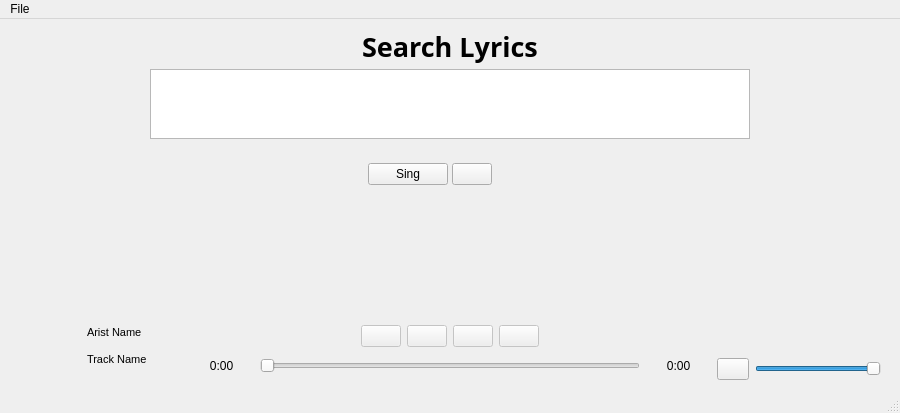
This is mainwindow.ui in mwalden824/SingIt as Qt 5 draws it before an edit. The edited form follows.
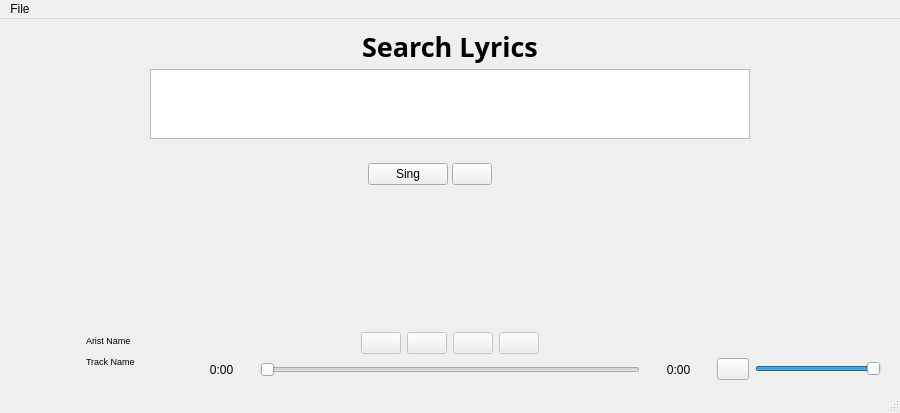
This is the edited form. Icons and pictures are not drawn.

Commit message: Stabelized the trackslider and control buttons so they don't shift around when changing songs.

The edit to the form file:
```diff
--- a/mainwindow.ui
+++ b/mainwindow.ui
@@ -277,15 +277,15 @@
               </property>
               <property name="font">
                <font>
-                <pointsize>8</pointsize>
+                <pointsize>7</pointsize>
                </font>
               </property>
               <property name="styleSheet">
                <string notr="true">QLabel {
     padding-left: 5px;
-    padding-right: 1px;
-    padding-top: 1px;
-    padding-bottom: 1px;
+    padding-right: 0px;
+    padding-top: 0px;
+    padding-bottom: 0px;
 }</string>
               </property>
               <property name="text">
@@ -312,15 +312,15 @@
               </property>
               <property name="font">
                <font>
-                <pointsize>8</pointsize>
+                <pointsize>7</pointsize>
                </font>
               </property>
               <property name="styleSheet">
                <string notr="true">QLabel {
     padding-left: 5px;
-    padding-right: 1px;
-    padding-top: 1px;
-    padding-bottom: 1px;
+    padding-right: 0px;
+    padding-top: 0px;
+    padding-bottom: 0px;
 }</string>
               </property>
               <property name="text">
@@ -362,7 +362,7 @@
              <enum>Qt::Orientation::Vertical</enum>
             </property>
             <property name="sizeType">
-             <enum>QSizePolicy::Policy::Fixed</enum>
+             <enum>QSizePolicy::Policy::Expanding</enum>
             </property>
             <property name="sizeHint" stdset="0">
              <size>
```
